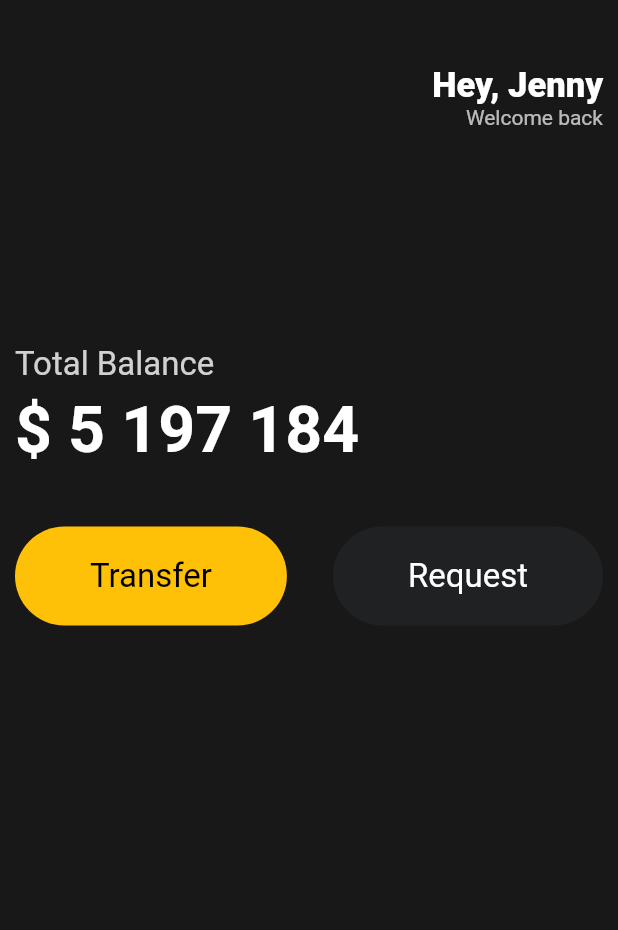
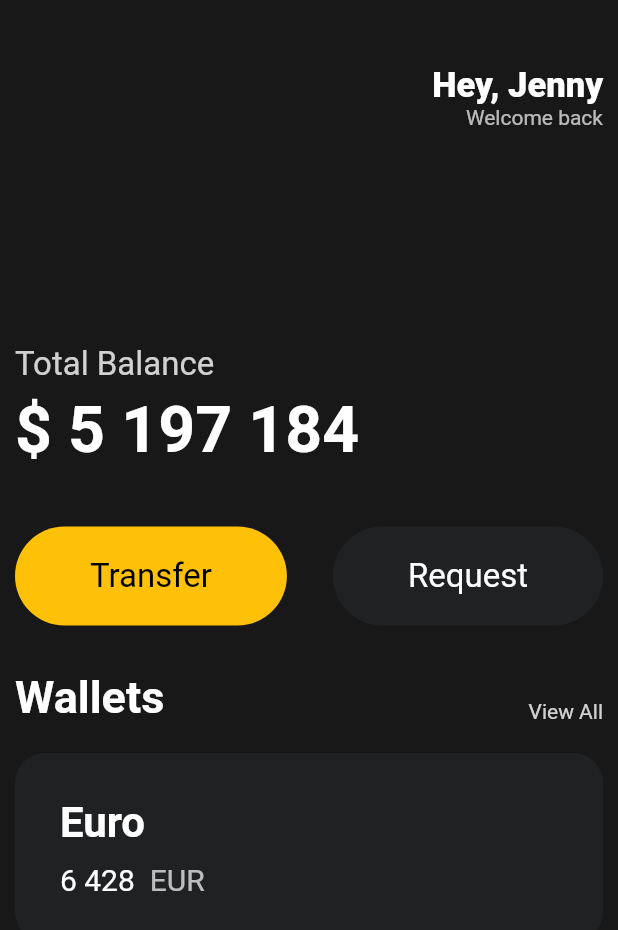
Before and after one commit to ayoung0073/flutter-practice, a Flutter app: the screen it shows after launch, on a phone screen of 412 x 824 dp. Shown: the top 930 px of the screen. Run offline on Flutter 3.47's test engine with Material 2 defaults, Android fonts, the phone set to English and light mode, and no system bars.

Commit message:
feat: Card 형 Widget 추가

```diff
--- a/toonflix/lib/main.dart
+++ b/toonflix/lib/main.dart
@@ -101,6 +101,77 @@ class App extends StatelessWidget {
                         textColor: Colors.white,
                       )
                     ],
+                  ),
+                  const SizedBox(
+                    height: 30,
+                  ),
+                  Row(
+                    mainAxisAlignment: MainAxisAlignment.spaceBetween, // 수평
+                    crossAxisAlignment: CrossAxisAlignment.end, // 수직
+                    children: [
+                      const Text(
+                        "Wallets",
+                        style: TextStyle(
+                            fontSize: 30,
+                            fontWeight: FontWeight.w600,
+                            color: Colors.white),
+                      ),
+                      Text(
+                        "View All",
+                        // 컴파일할 때 알기 힘든 값인 opacity 값을 담은 함수를 쓰고있어서 const를 생략해야 한다.
+                        style: TextStyle(color: Colors.white.withOpacity(0.8)),
+                      ),
+                    ],
+                  ),
+                  const SizedBox(
+                    height: 20,
+                  ),
+                  Container(
+                    // Container의 decoration 기능!
+                    decoration: BoxDecoration(
+                        color: const Color(0xFF1F2123),
+                        borderRadius: BorderRadius.circular(20)),
+                    child: Padding(
+                      padding: const EdgeInsets.all(30),
+                      child: Row(children: [
+                        Column(
+                          crossAxisAlignment: CrossAxisAlignment.start,
+                          children: [
+                            const Text(
+                              "Euro",
+                              style: TextStyle(
+                                  color: Colors.white,
+                                  fontSize: 28,
+                                  fontWeight: FontWeight.w600),
+                            ),
+                            const SizedBox(
+                              height: 10,
+                            ),
+                            Row(
+                              children: [
+                                const Text(
+                                  "6 428",
+                                  style: TextStyle(
+                                    color: Colors.white,
+                                    fontSize: 20,
+                                  ),
+                                ),
+                                const SizedBox(
+                                  width: 10,
+                                ),
+                                Text(
+                                  "EUR",
+                                  style: TextStyle(
+                                    color: Colors.white.withOpacity(0.7),
+                                    fontSize: 20,
+                                  ),
+                                ),
+                              ],
+                            )
+                          ],
+                        )
+                      ]),
+                    ),
                   )
                 ],
               ),
```
